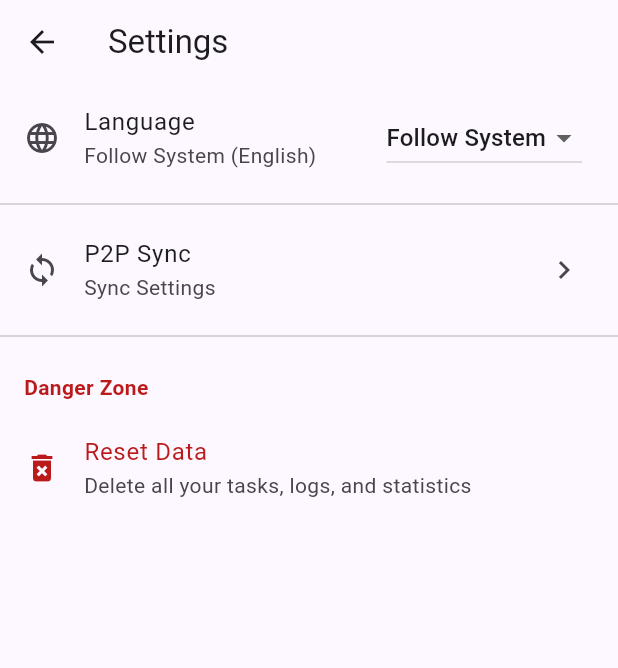
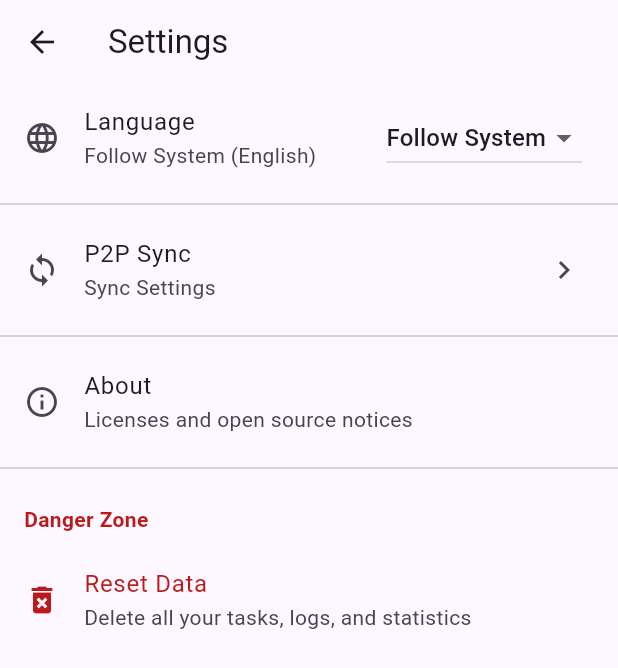
Before and after one commit to omeritzics/Pacey-Flutter, a Flutter app: the SettingsPage screen opened directly, on a phone screen of 412 x 824 dp. Shown: the top 668 px of the screen. Run offline on Flutter 3.47's test engine with Material 3 defaults, Android fonts, the phone set to English and light mode, and no system bars; drawn by our look-alikes of dynamic_color; our stand-ins replace device_info_plus, drift, fl_chart, flutter_riverpod, permission_handler, qr_flutter; missing offline and left inert: mobile_scanner, peer_rtc; accounts and stored records are empty; generated files the repository leaves out were written again.

Commit message:
Add license info

```diff
--- a/lib/features/settings/settings_page.dart
+++ b/lib/features/settings/settings_page.dart
@@ -66,6 +66,20 @@ class SettingsPage extends ConsumerWidget {
               Navigator.push(
                 context,
                 MaterialPageRoute(builder: (context) => const P2PScreen()),
+              );
+            },
+          ),
+          const Divider(),
+          ListTile(
+            title: Text(l10n.about),
+            subtitle: Text(l10n.aboutSubtitle),
+            leading: const Icon(Icons.info_outline),
+            onTap: () {
+              showAboutDialog(
+                context: context,
+                applicationName: l10n.appTitle,
+                applicationVersion: '1.0.0',
+                applicationLegalese: l10n.aboutApplicationLegalese,
               );
             },
           ),
--- a/lib/l10n/app_en.arb
+++ b/lib/l10n/app_en.arb
@@ -54,6 +54,9 @@
   "noHistory": "No history recorded yet.",
   "energyUpdate": "Energy Level Update",
   "settings": "Settings",
+  "about": "About",
+  "aboutSubtitle": "Licenses and open source notices",
+  "aboutApplicationLegalese": "Copyright © 2026 The Pacey authors\n\nLicensed under the Apache License, Version 2.0. You may obtain a copy of the License at https://www.apache.org/licenses/LICENSE-2.0",
   "language": "Language",
   "selectLanguage": "Select Language",
   "followSystem": "Follow System",
--- a/lib/l10n/app_he.arb
+++ b/lib/l10n/app_he.arb
@@ -104,6 +104,9 @@
   "scanQr": "סריקת קוד QR",
   "selectLanguage": "בחירת שפה",
   "settings": "הגדרות",
+  "about": "מידע כללי",
+  "aboutSubtitle": "רישיונות והצהרות קוד פתוח",
+  "aboutApplicationLegalese": "Copyright © 2026 The Pacey authors\n\nLicensed under the Apache License, Version 2.0. You may obtain a copy of the License at https://www.apache.org/licenses/LICENSE-2.0",
   "shareQrCode": "אפשר לשתף קוד QR זה או מזהה עם מכשירים אחרים כדי להתחבר",
   "stabilization": "התייצבות",
   "strengthening": "התחזקות",
--- a/lib/l10n/app_localizations.dart
+++ b/lib/l10n/app_localizations.dart
@@ -301,6 +301,24 @@ abstract class AppLocalizations {
   /// In en, this message translates to:
   /// **'Settings'**
   String get settings;
+
+  /// No description provided for @about.
+  ///
+  /// In en, this message translates to:
+  /// **'About'**
+  String get about;
+
+  /// No description provided for @aboutSubtitle.
+  ///
+  /// In en, this message translates to:
+  /// **'Licenses and open source notices'**
+  String get aboutSubtitle;
+
+  /// No description provided for @aboutApplicationLegalese.
+  ///
+  /// In en, this message translates to:
+  /// **'Copyright © 2026 The Pacey authors\n\nLicensed under the Apache License, Version 2.0. You may obtain a copy of the License at https://www.apache.org/licenses/LICENSE-2.0'**
+  String get aboutApplicationLegalese;
 
   /// No description provided for @language.
   ///
--- a/lib/l10n/app_localizations_en.dart
+++ b/lib/l10n/app_localizations_en.dart
@@ -117,6 +117,16 @@ class AppLocalizationsEn extends AppLocalizations {
 
   @override
   String get settings => 'Settings';
+
+  @override
+  String get about => 'About';
+
+  @override
+  String get aboutSubtitle => 'Licenses and open source notices';
+
+  @override
+  String get aboutApplicationLegalese =>
+      'Copyright © 2026 The Pacey authors\n\nLicensed under the Apache License, Version 2.0. You may obtain a copy of the License at https://www.apache.org/licenses/LICENSE-2.0';
 
   @override
   String get language => 'Language';
--- a/lib/l10n/app_localizations_he.dart
+++ b/lib/l10n/app_localizations_he.dart
@@ -116,6 +116,16 @@ class AppLocalizationsHe extends AppLocalizations {
 
   @override
   String get settings => 'הגדרות';
+
+  @override
+  String get about => 'אודות';
+
+  @override
+  String get aboutSubtitle => 'רישיונות והצהרות קוד פתוח';
+
+  @override
+  String get aboutApplicationLegalese =>
+      'Copyright © 2026 The Pacey authors\n\nLicensed under the Apache License, Version 2.0. You may obtain a copy of the License at https://www.apache.org/licenses/LICENSE-2.0';
 
   @override
   String get language => 'שפה';
```
Also changed, not shown: 1 other file.
